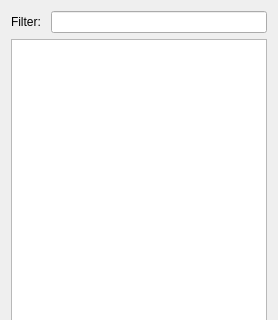
This is libavogadro/src/extensions/spectra/vibrationwidget.ui in cryos/avogadro as Qt 5 draws it before an edit; both pictures show x 0 to 278 and y 0 to 320 of the 278 by 633 pixel window. The edited form follows.
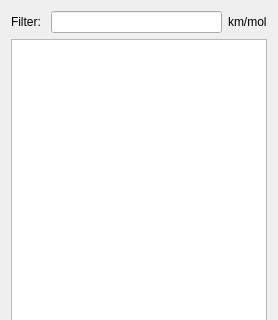
This is the edited form. Icons and pictures are not drawn.

Commit message: Added km/mol label to filter

Patch:
```diff
--- a/libavogadro/src/extensions/spectra/vibrationwidget.ui
+++ b/libavogadro/src/extensions/spectra/vibrationwidget.ui
@@ -35,6 +35,13 @@
      <item>
       <widget class="QLineEdit" name="editFilter"/>
      </item>
+     <item>
+      <widget class="QLabel" name="label_3">
+       <property name="text">
+        <string>km/mol</string>
+       </property>
+      </widget>
+     </item>
     </layout>
    </item>
    <item>
```
